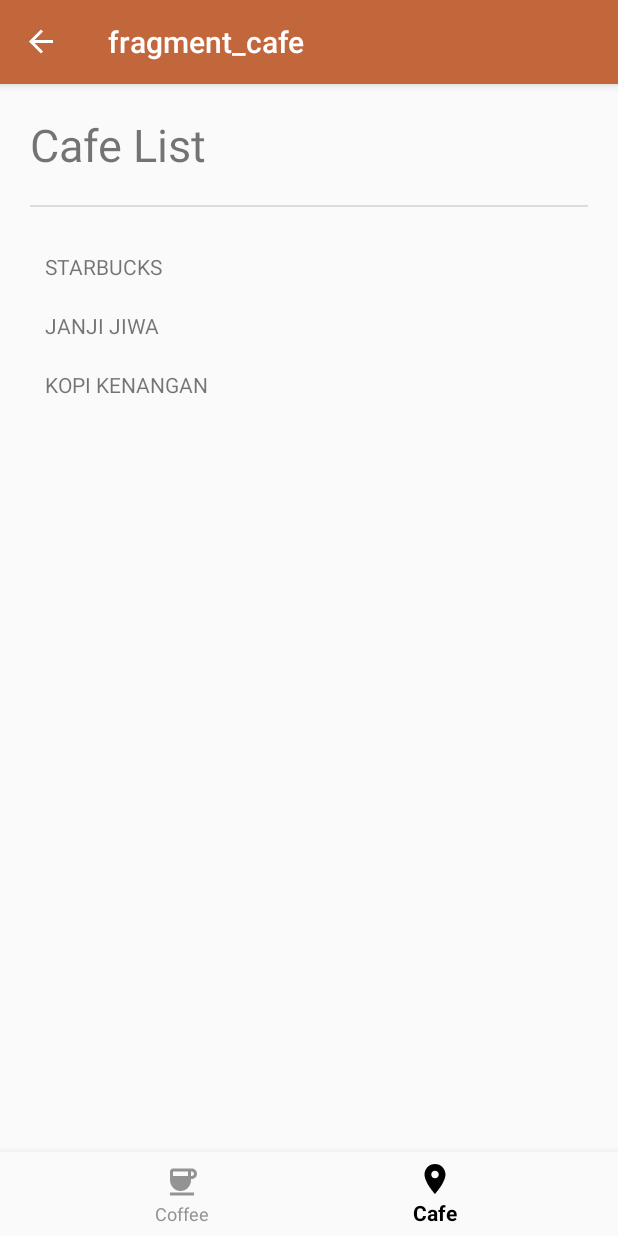
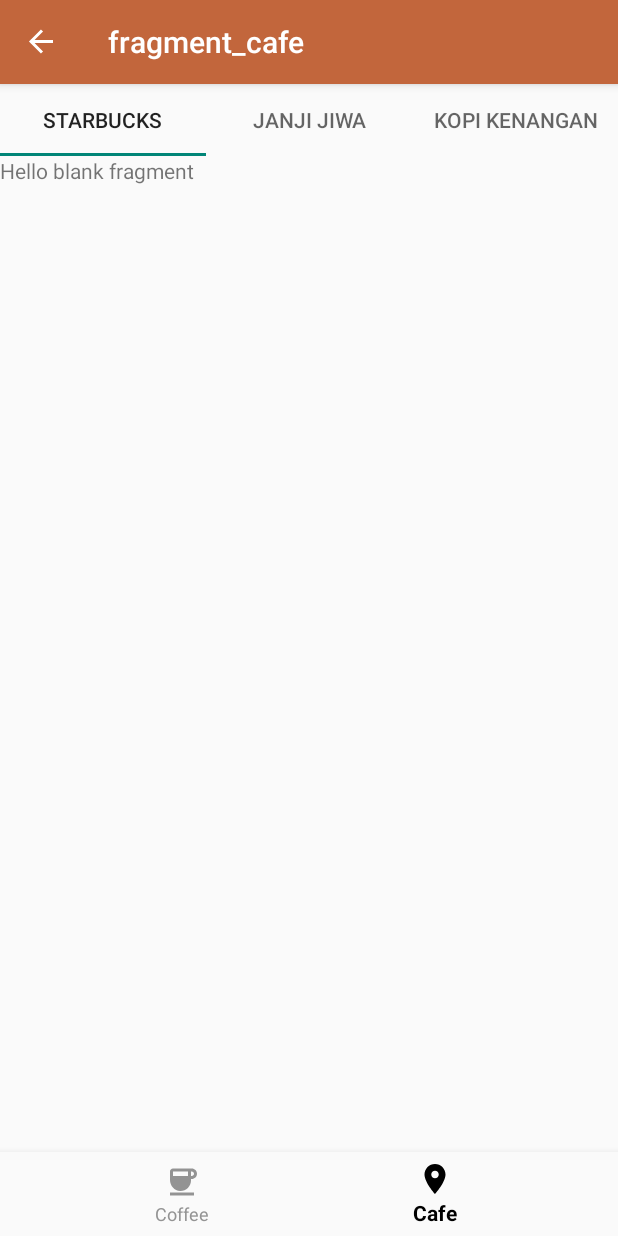
Before and after one commit to alentopia/LAB_WEEK_04, an Android app: the screen it shows after launch (MainActivity), item 2 of the bottom bar chosen, on a phone screen of 412 x 824 dp. Run offline under Robolectric (Android 15) with nearby library versions, the phone set to English and light mode, and no system bars; our stand-ins replace navigation-ui.

Commit message:
Commit No. 3 – Tabbeb Navigation

```diff
--- a/app/build.gradle.kts
+++ b/app/build.gradle.kts
@@ -36,6 +36,7 @@ android {
 }
 
 dependencies {
+    implementation("androidx.viewpager2:viewpager2:1.0.0")
     implementation("androidx.navigation:navigation-fragment-ktx:2.5.3")
     implementation("androidx.navigation:navigation-ui-ktx:2.5.3")
     implementation(libs.androidx.core.ktx)
--- /dev/null
+++ b/app/src/main/java/com/example/lab_week_04/CafeAdapter.kt
@@ -0,0 +1,22 @@
+package com.example.lab_week_04
+
+import androidx.fragment.app.Fragment
+import androidx.fragment.app.FragmentManager
+import androidx.lifecycle.Lifecycle
+import androidx.viewpager2.adapter.FragmentStateAdapter
+
+val TABS_FIXED = listOf(
+    R.string.starbucks_title,
+    R.string.janjijiwa_title,
+    R.string.kopikenangan_title,
+)
+class CafeAdapter(fragmentManager: FragmentManager, lifecycle: Lifecycle) :
+    FragmentStateAdapter(fragmentManager, lifecycle) {
+    override fun getItemCount(): Int {
+        return TABS_FIXED.size
+    }
+
+    override fun createFragment(position: Int): Fragment {
+        return CafeDetailFragment()
+    }
+}
--- /dev/null
+++ b/app/src/main/java/com/example/lab_week_04/CafeDetailFragment.kt
@@ -0,0 +1,59 @@
+package com.example.lab_week_04
+
+import android.os.Bundle
+import androidx.fragment.app.Fragment
+import android.view.LayoutInflater
+import android.view.View
+import android.view.ViewGroup
+
+// TODO: Rename parameter arguments, choose names that match
+// the fragment initialization parameters, e.g. ARG_ITEM_NUMBER
+private const val ARG_PARAM1 = "param1"
+private const val ARG_PARAM2 = "param2"
+
+/**
+ * A simple [Fragment] subclass.
+ * Use the [CafeDetailFragment.newInstance] factory method to
+ * create an instance of this fragment.
+ */
+class CafeDetailFragment : Fragment() {
+    // TODO: Rename and change types of parameters
+    private var param1: String? = null
+    private var param2: String? = null
+
+    override fun onCreate(savedInstanceState: Bundle?) {
+        super.onCreate(savedInstanceState)
+        arguments?.let {
+            param1 = it.getString(ARG_PARAM1)
+            param2 = it.getString(ARG_PARAM2)
+        }
+    }
+
+    override fun onCreateView(
+        inflater: LayoutInflater, container: ViewGroup?,
+        savedInstanceState: Bundle?
+    ): View? {
+        // Inflate the layout for this fragment
+        return inflater.inflate(R.layout.fragment_cafe_detail, container, false)
+    }
+
+    companion object {
+        /**
+         * Use this factory method to create a new instance of
+         * this fragment using the provided parameters.
+         *
+         * @param param1 Parameter 1.
+         * @param param2 Parameter 2.
+         * @return A new instance of fragment CafeDetailFragment.
+         */
+        // TODO: Rename and change types and number of parameters
+        @JvmStatic
+        fun newInstance(param1: String, param2: String) =
+            CafeDetailFragment().apply {
+                arguments = Bundle().apply {
+                    putString(ARG_PARAM1, param1)
+                    putString(ARG_PARAM2, param2)
+                }
+            }
+    }
+}
--- a/app/src/main/java/com/example/lab_week_04/CafeFragment.kt
+++ b/app/src/main/java/com/example/lab_week_04/CafeFragment.kt
@@ -5,6 +5,9 @@ import androidx.fragment.app.Fragment
 import android.view.LayoutInflater
 import android.view.View
 import android.view.ViewGroup
+import androidx.viewpager2.widget.ViewPager2
+import com.google.android.material.tabs.TabLayout
+import com.google.android.material.tabs.TabLayoutMediator
 
 // TODO: Rename parameter arguments, choose names that match
 // the fragment initialization parameters, e.g. ARG_ITEM_NUMBER
@@ -17,16 +20,9 @@ private const val ARG_PARAM2 = "param2"
  * create an instance of this fragment.
  */
 class CafeFragment : Fragment() {
-    // TODO: Rename and change types of parameters
-    private var param1: String? = null
-    private var param2: String? = null
 
     override fun onCreate(savedInstanceState: Bundle?) {
         super.onCreate(savedInstanceState)
-        arguments?.let {
-            param1 = it.getString(ARG_PARAM1)
-            param2 = it.getString(ARG_PARAM2)
-        }
     }
 
     override fun onCreateView(
@@ -37,23 +33,14 @@ class CafeFragment : Fragment() {
         return inflater.inflate(R.layout.fragment_cafe, container, false)
     }
 
-    companion object {
-        /**
-         * Use this factory method to create a new instance of
-         * this fragment using the provided parameters.
-         *
-         * @param param1 Parameter 1.
-         * @param param2 Parameter 2.
-         * @return A new instance of fragment CafeFragment.
-         */
-        // TODO: Rename and change types and number of parameters
-        @JvmStatic
-        fun newInstance(param1: String, param2: String) =
-            CafeFragment().apply {
-                arguments = Bundle().apply {
-                    putString(ARG_PARAM1, param1)
-                    putString(ARG_PARAM2, param2)
-                }
-            }
+    override fun onViewCreated(view: View, savedInstanceState: Bundle?) {
+        super.onViewCreated(view, savedInstanceState)
+        val viewPager = view.findViewById<ViewPager2>(R.id.view_pager)
+        val tabLayout = view.findViewById<TabLayout>(R.id.tab_layout)
+        val adapter = CafeAdapter(childFragmentManager, lifecycle)
+        viewPager.adapter = adapter
+        TabLayoutMediator(tabLayout, viewPager) { tab, position ->
+            tab.text = resources.getString(TABS_FIXED[position])
+        }.attach()
     }
 }
--- a/app/src/main/res/layout/fragment_cafe.xml
+++ b/app/src/main/res/layout/fragment_cafe.xml
@@ -1,41 +1,19 @@
 <?xml version="1.0" encoding="utf-8"?>
-<ScrollView xmlns:android="http://schemas.android.com/apk/res/android"
-    xmlns:tools="http://schemas.android.com/tools"
+<androidx.constraintlayout.widget.ConstraintLayout
+    xmlns:android="http://schemas.android.com/apk/res/android"
+    xmlns:app="http://schemas.android.com/apk/res-auto"
     android:layout_width="match_parent"
     android:layout_height="match_parent"
-    tools:context=".CafeFragment"
-    android:padding="20dp">
-    <LinearLayout
+    android:orientation="vertical">
+    <com.google.android.material.tabs.TabLayout
+        app:layout_constraintTop_toTopOf="parent"
+        android:id="@+id/tab_layout"
         android:layout_width="match_parent"
         android:layout_height="wrap_content"
-        android:orientation="vertical">
-        <TextView
-            android:layout_width="match_parent"
-            android:layout_height="wrap_content"
-            android:textSize="30sp"
-            android:text="@string/cafe_list"/>
-        <View
-            android:layout_width="match_parent"
-            android:layout_height="1dp"
-            android:layout_marginVertical="20dp"
-            android:background="?android:attr/dividerVertical" />
-        <TextView
-            android:id="@+id/affogato"
-            android:layout_width="match_parent"
-            android:layout_height="wrap_content"
-            android:padding="10dp"
-            android:text="@string/starbucks_title"/>
-        <TextView
-            android:id="@+id/americano"
-            android:layout_width="match_parent"
-            android:layout_height="wrap_content"
-            android:padding="10dp"
-            android:text="@string/janjijiwa_title"/>
-        <TextView
-            android:id="@+id/latte"
-            android:layout_width="match_parent"
-            android:layout_height="wrap_content"
-            android:padding="10dp"
-            android:text="@string/kopikenangan_title"/>
-    </LinearLayout>
-</ScrollView>
+        app:tabMode="fixed"/>
+    <androidx.viewpager2.widget.ViewPager2
+        app:layout_constraintTop_toBottomOf="@id/tab_layout"
+        android:id="@+id/view_pager"
+        android:layout_width="match_parent"
+        android:layout_height="wrap_content"/>
+</androidx.constraintlayout.widget.ConstraintLayout>
--- /dev/null
+++ b/app/src/main/res/layout/fragment_cafe_detail.xml
@@ -0,0 +1,14 @@
+<?xml version="1.0" encoding="utf-8"?>
+<FrameLayout xmlns:android="http://schemas.android.com/apk/res/android"
+    xmlns:tools="http://schemas.android.com/tools"
+    android:layout_width="match_parent"
+    android:layout_height="match_parent"
+    tools:context=".CafeDetailFragment">
+
+    <!-- TODO: Update blank fragment layout -->
+    <TextView
+        android:layout_width="match_parent"
+        android:layout_height="match_parent"
+        android:text="@string/hello_blank_fragment" />
+
+</FrameLayout>
```
